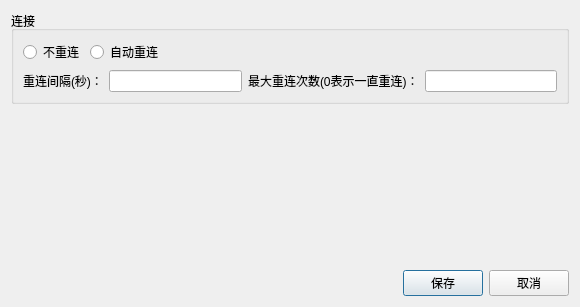
First picture: the form in Gui/Form/Setting.ui, repository taynpg/relayFile, before the edit.
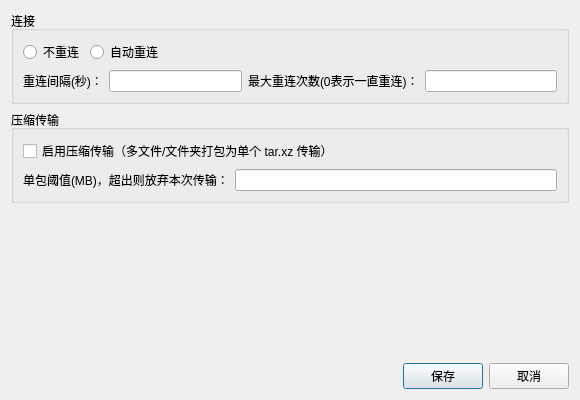
Second picture: the form after the edit.

Commit message: add：添加压缩传输功能。

Patch:
```diff
--- a/Gui/Form/Setting.ui
+++ b/Gui/Form/Setting.ui
@@ -7,7 +7,7 @@
     <x>0</x>
     <y>0</y>
     <width>580</width>
-    <height>307</height>
+    <height>400</height>
    </rect>
   </property>
   <property name="windowTitle">
@@ -78,6 +78,36 @@
      </layout>
     </widget>
    </item>
+   <item>
+    <widget class="QGroupBox" name="gbCompress">
+     <property name="title">
+      <string>压缩传输</string>
+     </property>
+     <layout class="QVBoxLayout" name="verticalLayout_3">
+      <item>
+       <widget class="QCheckBox" name="cbCompress">
+        <property name="text">
+         <string>启用压缩传输（多文件/文件夹打包为单个 tar.xz 传输）</string>
+        </property>
+       </widget>
+      </item>
+      <item>
+       <layout class="QHBoxLayout" name="horizontalLayout_4">
+        <item>
+         <widget class="QLabel" name="lbThreshold">
+          <property name="text">
+           <string>单包阈值(MB)，超出则放弃本次传输：</string>
+          </property>
+         </widget>
+        </item>
+        <item>
+         <widget class="QLineEdit" name="edThreshold"/>
+        </item>
+       </layout>
+      </item>
+     </layout>
+    </widget>
+   </item>
    <item>
     <spacer name="verticalSpacer">
      <property name="orientation">
```
The commit also changes 19 other files.
